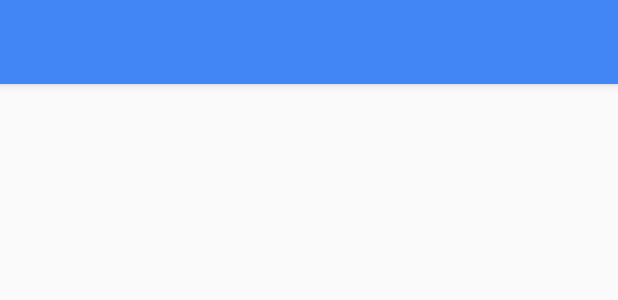
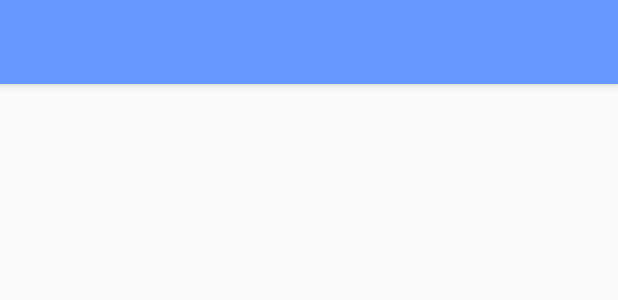
Before and after one commit to SamyakJhaveri/PROJECTMD, an Android app: the layout app_bar_start_here.xml on its own in the app's theme, with its tools: preview values and no code run, on a phone screen of 412 x 824 dp. Shown: the top 300 px of the screen. Run offline under Robolectric (Android 15) with nearby library versions, the phone set to English and light mode, and no system bars; Roboto replaces fonts that are not available here.

Commit message:
Finalized the color comnination for the app.

```diff
--- a/app/src/main/res/layout/layout_cardview.xml
+++ b/app/src/main/res/layout/layout_cardview.xml
@@ -30,6 +30,9 @@
                 android:layout_height="wrap_content"
                 android:textSize="15sp"
                 android:textColor="#000000"
+                android:gravity="center"
+                android:layout_marginStart="30dp"
+                android:layout_marginEnd="30dp"
                 android:layout_centerInParent="true"
                 android:id="@+id/tvMiddleCardView"
                 />
--- a/app/src/main/res/values/styles.xml
+++ b/app/src/main/res/values/styles.xml
@@ -5,7 +5,7 @@
         <!-- Customize your theme here. -->
         <item name="colorPrimaryDark">#3949AB</item>
         <item name="colorAccent">#FF9933</item>
-        <item name="colorPrimary">#4285F4</item>
+        <item name="colorPrimary">#6599FF</item>
         <item name="colorButtonNormal">@color/c1</item>
         <item name="android:colorControlHighlight">@color/c1</item>
         <item name="android:windowLightStatusBar">true</item>
@@ -25,7 +25,7 @@
     <!-- Base application theme. -->
     <style name="AppTheme.Base" parent="Theme.AppCompat.Light.NoActionBar">
         <!-- Customize your theme here. -->
-        <item name="colorPrimary">#4285F4</item>
+        <item name="colorPrimary">#6599FF</item>
         <!-- Light Indigo -->
         <item name="colorPrimaryDark">#3949AB</item>
         <!-- Dark Indigo -->
@@ -40,7 +40,7 @@
 
     <style name="AppTheme.AppBarOverlay" parent="ThemeOverlay.AppCompat.Dark.ActionBar">
         <!-- Customize your theme here. -->
-        <item name="colorPrimary">#4285F4</item>
+        <item name="colorPrimary">#6599FF</item>
         <!-- Light Indigo -->
         <item name="colorPrimaryDark">#3949AB</item>
         <!-- Dark Indigo -->
@@ -50,7 +50,7 @@
 
     <style name="AppTheme.PopupOverlay" parent="ThemeOverlay.AppCompat.Light">
         <!-- Customize your theme here. -->
-        <item name="colorPrimary">#4285F4</item>
+        <item name="colorPrimary">#6599FF</item>
         <!-- Light Indigo -->
         <item name="colorPrimaryDark">#3949AB</item>
         <!-- Dark Indigo -->
@@ -74,7 +74,7 @@
 
     <!-- Custom theme that will be used by the document reader -->
     <style name="CustomAppTheme" parent="Theme.AppCompat.Light.DarkActionBar">
-        <item name="colorPrimary">#4285F4</item>
+        <item name="colorPrimary">#6599FF</item>
         <item name="colorPrimaryDark">@color/app_color_primary_dark_day</item>
         <item name="colorAccent">#FF9933</item>
         <!-- Action bar -->
```
